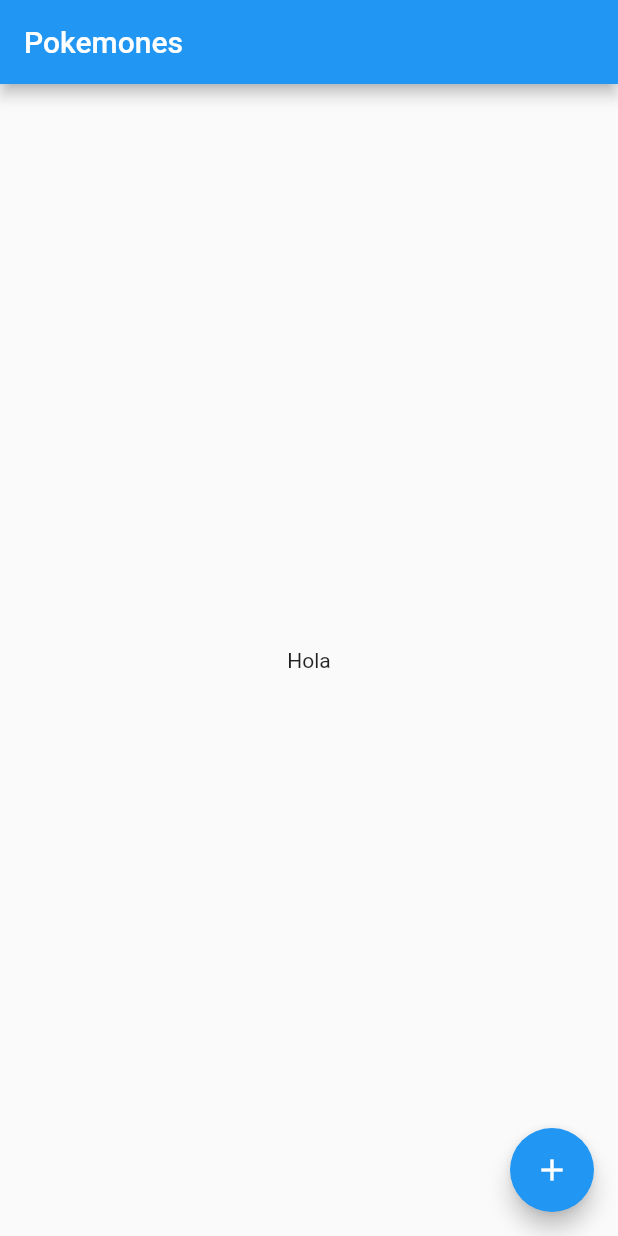
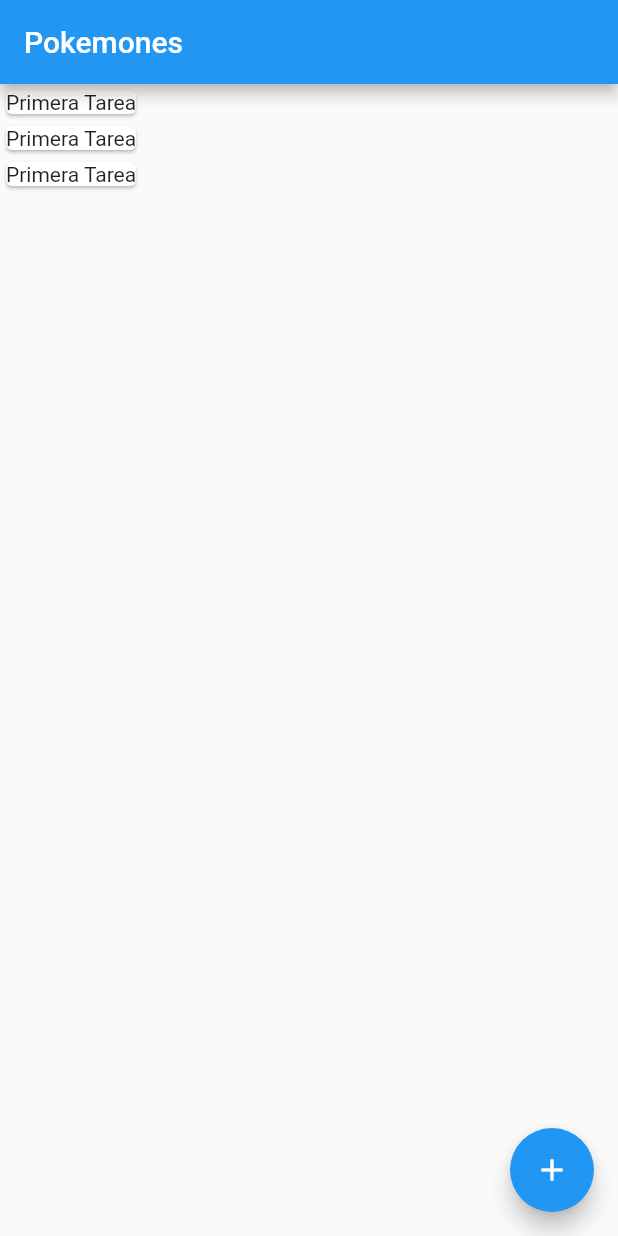
Before and after one commit to Crstian19/myfirstflutter_app, a Flutter app: the screen it shows after launch, on a phone screen of 412 x 824 dp. Run offline on Flutter 3.47's test engine with Material 2 defaults, Android fonts, the phone set to English and light mode, and no system bars.

Commit message:
Tarea list

```diff
--- a/lib/main.dart
+++ b/lib/main.dart
@@ -18,19 +18,38 @@ class MiApp extends StatelessWidget {
               "Pokemones",
               textAlign: TextAlign.center,
             )),
-        body: Center(
-            child: Text(
-              "Hola",
-              textAlign: TextAlign.center,
-            )),
+        body: Column(
+          children: <Tarea>[
+            Tarea("Primera Tarea"),
+            Tarea("Segunda Tarea"),
+            Tarea("Tercera Tarea"),
+          ],
+        ),
+
         floatingActionButton: FloatingActionButton(
           child: Icon(Icons.add),
           onPressed: () {
             print("Click");
           },
         ),
-      ),
+        ),
     );
 
   }
 }
+
+class Tarea extends StatelessWidget {
+  String tarea;
+
+  Tarea(String tarea) {
+    this.tarea = tarea;
+  }
+
+  @override
+  Widget build(BuildContext context) {
+    return Card(
+        child: Text("Primera Tarea")
+    );
+  }
+
+}
```
Also changed, not shown: 1 other file.
